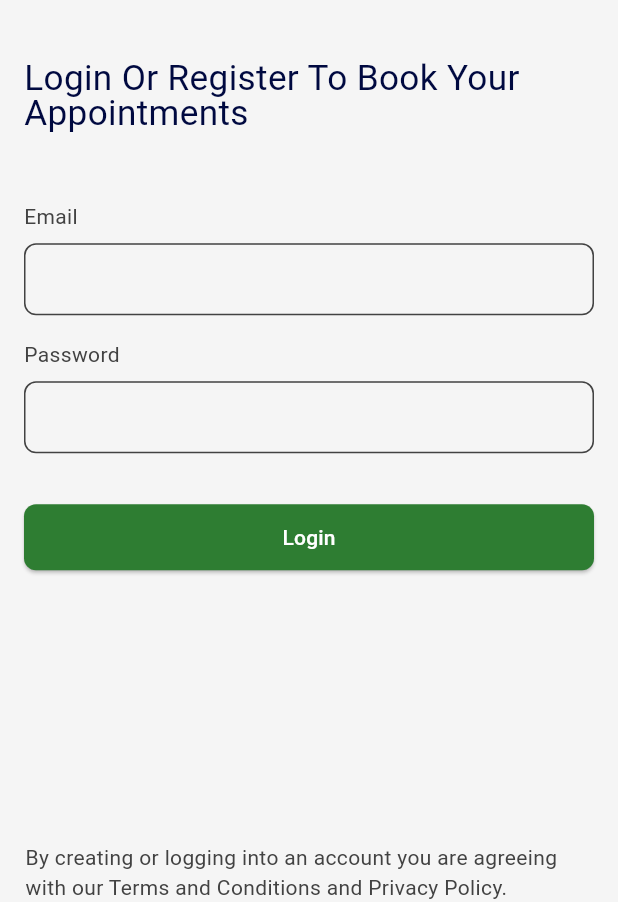
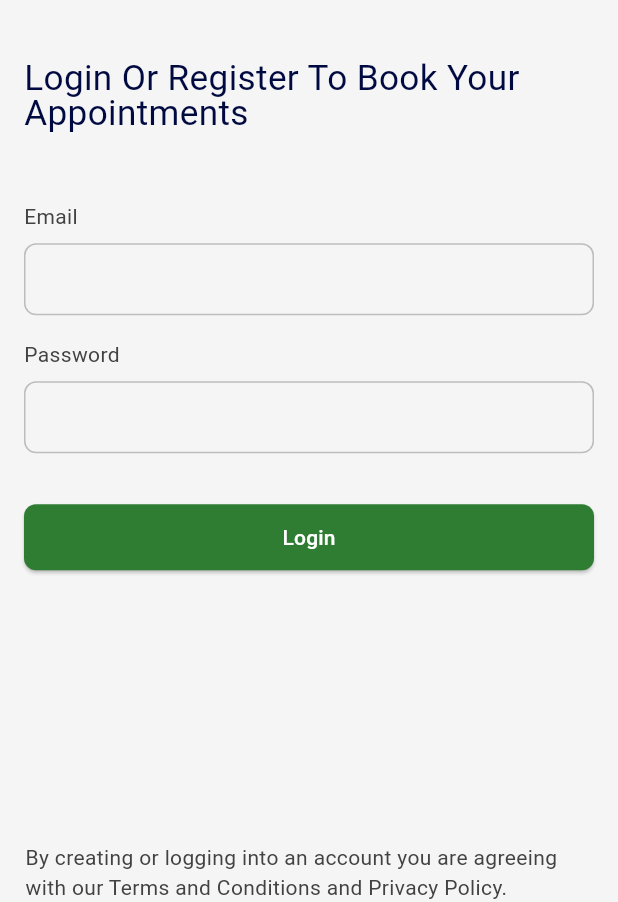
Before and after one commit to ShithinCherathuparambil/amritha_ayurveda, a Flutter app: the screen it shows after launch, on a phone screen of 412 x 824 dp, the part 334-1236 px from its top. Run offline on Flutter 3.47's test engine with Material 3 defaults, Android fonts, the phone set to English and light mode, and no system bars; our stand-ins replace dartz, dio, flutter_dotenv, flutter_easyloading, flutter_screenutil, flutter_secure_storage and 3 more; missing offline and left inert: restart_app; accounts and stored records are empty; Roboto replaces fonts that are missing (Grold).

Commit message:
bug fixes

```diff
--- a/lib/config/providers.dart
+++ b/lib/config/providers.dart
@@ -3,7 +3,6 @@ import 'package:provider/provider.dart';
 import 'package:provider/single_child_widget.dart';
 import '../presentation/providers/auth_provider.dart';
 import '../presentation/providers/patient_provider.dart';
-import '../presentation/providers/theme_provider.dart';
 import '../presentation/providers/treatment_provider.dart';
 import '../data/datasources/http_auth_datasource.dart';
 import '../data/datasources/http_patient_datasource.dart';
@@ -13,7 +12,6 @@ import '../data/repositories/patient_repository_impl.dart';
 import '../data/repositories/treatment_repository_impl.dart';
 
 List<SingleChildWidget> providers = [
-  ChangeNotifierProvider<ThemeProvider>(create: (_) => ThemeProvider()),
   ChangeNotifierProvider<AuthProvider>(
     create: (_) => AuthProvider(
       authRepository: AuthRepositoryImpl(dataSource: HttpAuthDataSource()),
--- a/lib/core/theme/app_theme.dart
+++ b/lib/core/theme/app_theme.dart
@@ -62,7 +62,7 @@ class AppTheme {
     color: darkGray,
   );
 
-  // Light Theme
+  // App Theme (Light Theme Only)
   static ThemeData get lightTheme {
     return ThemeData(
       useMaterial3: true,
@@ -116,14 +116,14 @@ class AppTheme {
         ),
       ),
       inputDecorationTheme: InputDecorationTheme(
-      labelStyle: ts14c000940w4,
+        labelStyle: ts14c000940w4,
         border: OutlineInputBorder(
           borderRadius: BorderRadius.circular(8),
-          borderSide: const BorderSide(color: darkGray),
+          borderSide: const BorderSide(color: Color(0xFFBDBDBD)),
         ),
         enabledBorder: OutlineInputBorder(
           borderRadius: BorderRadius.circular(8),
-          borderSide: const BorderSide(color: darkGray),
+          borderSide: const BorderSide(color: Color(0xFFBDBDBD)),
         ),
         focusedBorder: OutlineInputBorder(
           borderRadius: BorderRadius.circular(8),
@@ -145,89 +145,4 @@ class AppTheme {
       ),
     );
   }
-
-  // Dark Theme
-  static ThemeData get darkTheme {
-    return ThemeData(
-
-      useMaterial3: true,
-      brightness: Brightness.dark,
-      primarySwatch: Colors.green,
-      primaryColor: lightGreen,
-      scaffoldBackgroundColor: const Color(0xFF121212),
-      colorScheme: const ColorScheme.dark(
-        primary: lightGreen,
-        secondary: lightGold,
-        surface: Color(0xFF1E1E1E),
-        background: Color(0xFF121212),
-        error: errorRed,
-        onPrimary: Color(0xFF121212),
-        onSecondary: Color(0xFF121212),
-        onSurface: pureWhite,
-        onBackground: pureWhite,
-        onError: pureWhite,
-      ),
-      appBarTheme: const AppBarTheme(
-        backgroundColor: Color(0xFF1E1E1E),
-        foregroundColor: pureWhite,
-        elevation: 0,
-        centerTitle: true,
-        titleTextStyle: TextStyle(
-          fontSize: 20,
-          fontWeight: FontWeight.w600,
-          color: pureWhite,
-        ),
-      ),
-      elevatedButtonTheme: ElevatedButtonThemeData(
-        style: ElevatedButton.styleFrom(
-          backgroundColor: lightGreen,
-          foregroundColor: Color(0xFF121212),
-          padding: const EdgeInsets.symmetric(horizontal: 24, vertical: 12),
-          shape: RoundedRectangleBorder(borderRadius: BorderRadius.circular(8)),
-        ),
-      ),
-      outlinedButtonTheme: OutlinedButtonThemeData(
-        style: OutlinedButton.styleFrom(
-          foregroundColor: lightGreen,
-          side: const BorderSide(color: lightGreen),
-          padding: const EdgeInsets.symmetric(horizontal: 24, vertical: 12),
-          shape: RoundedRectangleBorder(borderRadius: BorderRadius.circular(8)),
-        ),
-      ),
-
-      textButtonTheme: TextButtonThemeData(
-        style: TextButton.styleFrom(
-          foregroundColor: lightGreen,
-          padding: const EdgeInsets.symmetric(horizontal: 16, vertical: 8),
-        ),
-      ),
-      inputDecorationTheme: InputDecorationTheme(labelStyle: ts12c000940w4,
-        border: OutlineInputBorder(
-          borderRadius: BorderRadius.circular(8),
-          borderSide: const BorderSide(color: Color(0xFF424242)),
-        ),
-        enabledBorder: OutlineInputBorder(
-          borderRadius: BorderRadius.circular(8),
-          borderSide: const BorderSide(color: Color(0xFF424242)),
-        ),
-        focusedBorder: OutlineInputBorder(
-          borderRadius: BorderRadius.circular(8),
-          borderSide: const BorderSide(color: lightGreen, width: 2),
-        ),
-        errorBorder: OutlineInputBorder(
-          borderRadius: BorderRadius.circular(8),
-          borderSide: const BorderSide(color: errorRed),
-        ),
-        contentPadding: const EdgeInsets.symmetric(
-          horizontal: 16,
-          vertical: 12,
-        ),
-      ),
-      cardTheme: CardThemeData(
-        elevation: 2,
-        shape: RoundedRectangleBorder(borderRadius: BorderRadius.circular(12)),
-        color: const Color(0xFF1E1E1E),
-      ),
-    );
-  }
 }
--- a/lib/data/datasources/http_auth_datasource.dart
+++ b/lib/data/datasources/http_auth_datasource.dart
@@ -4,6 +4,7 @@ import 'package:dio/dio.dart';
 import 'package:flutter_secure_storage/flutter_secure_storage.dart';
 import '../models/user_model.dart';
 import '../models/login_response_model.dart';
+import '../../config/url.dart';
 import '../../core/errors/exceptions.dart';
 import '../../core/constants/app_constants.dart';
 import 'auth_datasource.dart';
@@ -45,11 +46,11 @@ class HttpAuthDataSource implements AuthDataSource {
     required String password,
   }) async {
     try {
-      print('Attempting login with URL: ${AppConstants.baseUrl}/Login');
+      print('Attempting login with URL: ${ApiUrls.login}');
       print('Login data: username=$email');
 
       final response = await _dio.post(
-        '${AppConstants.baseUrl}/Login',
+        ApiUrls.login,
         data: {'username': email, 'password': password},
         options: Options(
           contentType: Headers.formUrlEncodedContentType,
--- a/lib/data/datasources/http_treatment_datasource.dart
+++ b/lib/data/datasources/http_treatment_datasource.dart
@@ -1,5 +1,6 @@
 import 'dart:developer';
 import 'package:dio/dio.dart';
+import '../../config/url.dart';
 import '../../core/constants/app_constants.dart';
 import '../../core/errors/exceptions.dart';
 import '../models/treatment_model.dart';
@@ -38,7 +39,7 @@ class HttpTreatmentDataSource implements TreatmentDataSource {
       print('🏥 Using token for treatments: $token');
 
       final response = await _dio.get(
-        '${AppConstants.baseUrl}/TreatmentList',
+        ApiUrls.treatmentList,
         options: Options(
           headers: {
             'Authorization': 'Bearer $token',
@@ -90,7 +91,7 @@ class HttpTreatmentDataSource implements TreatmentDataSource {
       print('🏢 Using token for branches: $token');
 
       final response = await _dio.get(
-        '${AppConstants.baseUrl}/BranchList',
+        ApiUrls.branchList,
         options: Options(
           headers: {
             'Authorization': 'Bearer $token',
--- a/lib/main.dart
+++ b/lib/main.dart
@@ -3,15 +3,25 @@ import 'package:amritha_ayurveda/core/constants/app_constants.dart';
 import 'package:amritha_ayurveda/core/utils/easy_loading_config.dart';
 import 'package:flutter/material.dart';
 import 'package:provider/provider.dart';
+import 'package:flutter_dotenv/flutter_dotenv.dart';
 import 'config/providers.dart';
+import 'config/url.dart';
 import 'core/theme/app_theme.dart';
-import 'presentation/providers/theme_provider.dart';
 import 'presentation/screens/splash_screen.dart';
 import 'package:flutter_screenutil/flutter_screenutil.dart';
 import 'package:flutter_easyloading/flutter_easyloading.dart';
 
 void main() async {
   WidgetsFlutterBinding.ensureInitialized();
+
+  // Load environment variables
+  await dotenv.load(fileName: ".env");
+
+  // Validate environment configuration
+  if (ApiUrls.validateEnvironment()) {
+    ApiUrls.printUrls();
+  }
+
   configLoading();
   runApp(const AmrithaAyurvedaApp());
 }
@@ -23,9 +33,7 @@ class AmrithaAyurvedaApp extends StatelessWidget {
   Widget build(BuildContext context) {
     return MultiProvider(
       providers: providers,
-      child: Consumer<ThemeProvider>(
-        builder: (context, themeProvider, _) {
-          return ScreenUtilInit(
+      child: ScreenUtilInit(
         designSize: const Size(
           AppConstants.designWidth,
           AppConstants.designHeight,
@@ -38,14 +46,10 @@ class AmrithaAyurvedaApp extends StatelessWidget {
           title: 'Amritha Ayurveda',
           debugShowCheckedModeBanner: false,
           theme: AppTheme.lightTheme,
-              darkTheme: AppTheme.darkTheme,
-              themeMode: themeProvider.themeMode,
           onGenerateRoute: onAppGenerateRoute(),
           home: const SplashScreen(),
           builder: EasyLoading.init(),
         ),
-          );
-        },
       ),
     );
   }
--- a/lib/presentation/providers/patient_provider.dart
+++ b/lib/presentation/providers/patient_provider.dart
@@ -67,9 +67,8 @@ class PatientProvider extends ChangeNotifier {
         _setLoading(false);
         return null;
       },
-      (patient) async {
-        // Refresh the patient list after successful registration
-        await refreshPatients();
+      (patient) {
+        _setLoading(false);
         return patient;
       },
     );
```
Also changed, not shown: lib/config/url.dart (added, +80 -0 lines), lib/data/datasources/http_patient_datasource.dart (+4 -3 lines), lib/presentation/providers/theme_provider.dart (deleted, +0 -119 lines), lib/presentation/screens/home/home_screen.dart (+48 -25 lines), lib/presentation/screens/patient_details/patient_details_screen.dart (added, +180 -0 lines), lib/presentation/screens/register/register_screen.dart (+80 -39 lines), pubspec.lock (added), 1 other file. Lines whose indentation alone changed are shown as unchanged.
